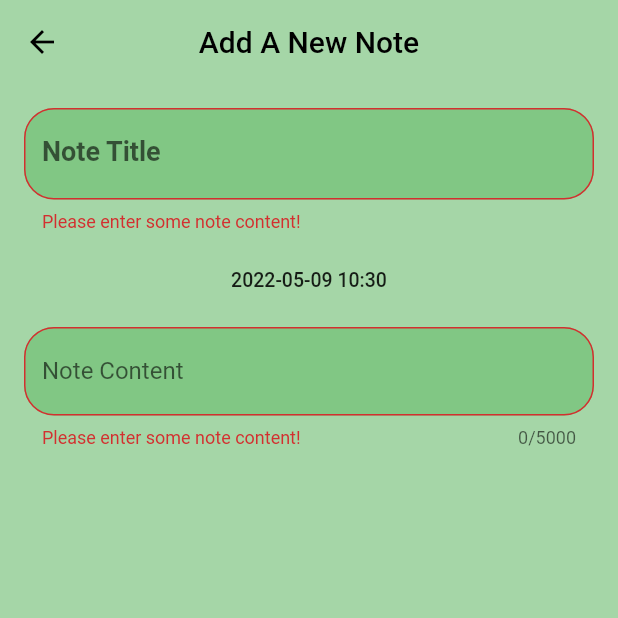
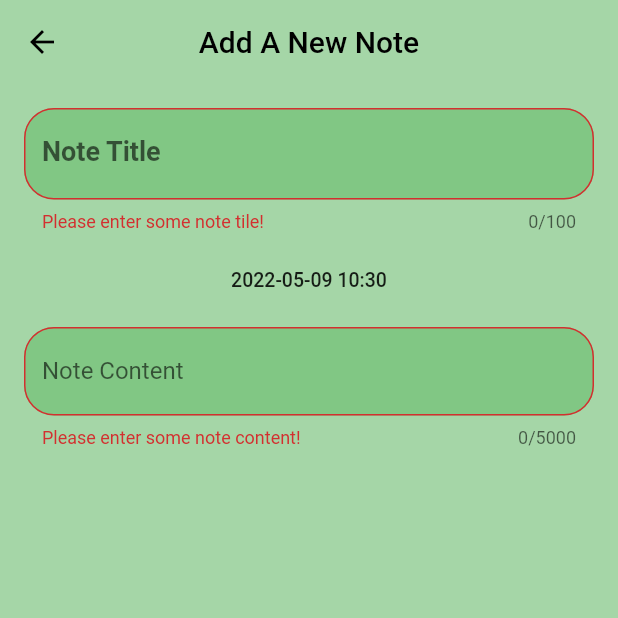
Before and after one commit to uclMuhammed/FireNotes, a Flutter app: the NoteEditorScreen screen opened directly, after a tap on the "save" icon, on a phone screen of 412 x 824 dp, the top half of it. Run offline on Flutter 3.47's test engine with Material 2 defaults, Android fonts, the phone set to English and light mode, and no system bars; our stand-ins replace cloud_firestore, firebase_core, google_fonts; accounts and stored records are empty.

Commit message:
const eklendi

```diff
--- a/lib/constructer/constructer.dart
+++ b/lib/constructer/constructer.dart
@@ -1,15 +1,22 @@
-class Note{
+class Note {
+  String? id;
   String? note_tile;
   String? creation_date;
   String? note_content;
   int? color_id;
 
-  Note({this.color_id,this.creation_date,this.note_content,this.note_tile});
+  Note(
+      {this.color_id,
+      this.creation_date,
+      this.note_content,
+      this.note_tile,
+      this.id});
 
-  Map<String,dynamic> toJson() => {
-    "note_tile": note_tile,
-    "creation_date": creation_date,
-    "note_content": note_content,
-    "color_id":color_id,
-  };
+  Map<String, dynamic> toJson() => {
+        "id": id,
+        "note_tile": note_tile,
+        "creation_date": creation_date,
+        "note_content": note_content,
+        "color_id": color_id,
+      };
 }
--- a/lib/screen/home_screen.dart
+++ b/lib/screen/home_screen.dart
@@ -24,6 +24,9 @@ class _HomeScreenState extends State<HomeScreen> {
         backgroundColor: AppStyle.mainColor,
         title: Text("Fire Notes"),
         centerTitle: true,
+        actions: [
+          IconButton(onPressed: () {}, icon: Icon(Icons.delete_forever))
+        ],
       ),
       body: Column(
         crossAxisAlignment: CrossAxisAlignment.start,
--- a/lib/screen/note_editor.dart
+++ b/lib/screen/note_editor.dart
@@ -53,11 +53,12 @@ class _NoteEditorScreenState extends State<NoteEditorScreen> {
             children: [
               TextFormField(
                 controller: _tileController,
+                maxLength: 100,
                 decoration: textFormFieldDecoration(color_id, "", "Note Title"),
                 style: AppStyle.mainTile,
                 validator: (value) {
                   if (value == null || value.isEmpty) {
-                    return "Please enter some note content!";
+                    return "Please enter some note tile!";
                   }
                   return null;
                 },
@@ -115,8 +116,8 @@ class _NoteEditorScreenState extends State<NoteEditorScreen> {
   }
 
   Future createNote(Note note) async {
-    final docNote =
-        FirebaseFirestore.instance.collection("Notes").doc(daet.toString());
+    final docNote = FirebaseFirestore.instance.collection("Notes").doc(daet);
+    note.id = daet;
     final json = note.toJson();
     await docNote.set(json);
   }
--- a/lib/style/app_style.dart
+++ b/lib/style/app_style.dart
@@ -2,11 +2,9 @@ import 'package:flutter/material.dart';
 import 'package:google_fonts/google_fonts.dart';
 
 class AppStyle {
-
   static Color bgColor = const Color(0xffe2e2ff);
-  static Color mainColor = const Color(0xff000633);
+  static Color mainColor = Color(0xffe2e2ff);
   static Color accentColor = const Color(0xff0065ff);
-
 
   static List<Color> cardColors = [
     Colors.red.shade200,
@@ -26,8 +24,10 @@ class AppStyle {
     Colors.blue.shade300,
   ];
 
-
-  static TextStyle  mainTile = GoogleFonts.roboto(fontSize: 18,fontWeight: FontWeight.bold);
-  static TextStyle  mainContetnt = GoogleFonts.roboto(fontSize: 16,fontWeight: FontWeight.normal);
-  static TextStyle  dateTile = GoogleFonts.roboto(fontSize: 13,fontWeight: FontWeight.w500);
+  static TextStyle mainTile =
+      GoogleFonts.roboto(fontSize: 18, fontWeight: FontWeight.bold);
+  static TextStyle mainContetnt =
+      GoogleFonts.roboto(fontSize: 16, fontWeight: FontWeight.normal);
+  static TextStyle dateTile =
+      GoogleFonts.roboto(fontSize: 13, fontWeight: FontWeight.w500);
 }
```
Also changed, not shown: lib/screen/note_reader.dart (+49 -8 lines), lib/widgets/note_card.dart (+29 -6 lines), 1 other file.
